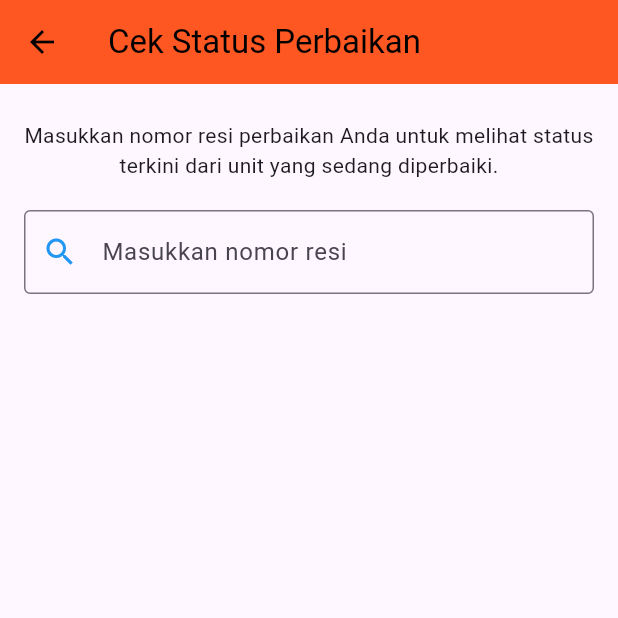
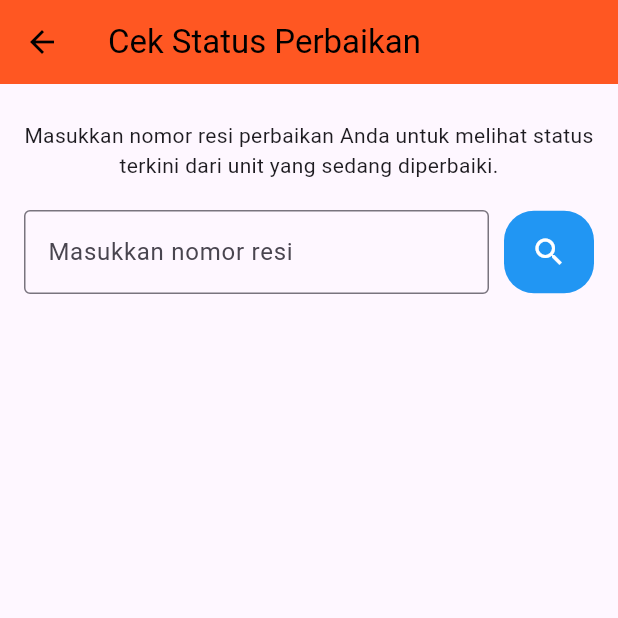
Before and after one commit to piezzy/flutter_selismolishoki, a Flutter app: the SearchReservationPage screen opened directly, on a phone screen of 412 x 824 dp, the top half of it. Run offline on Flutter 3.47's test engine with Material 3 defaults, Android fonts, the phone set to English and light mode, and no system bars; our stand-ins replace carousel_slider, flutter_map, geolocator, image_picker, latlong2.

Commit message:
CekStatus.dart

```diff
--- a/lib/screens/CekStatus.dart
+++ b/lib/screens/CekStatus.dart
@@ -9,7 +9,7 @@ class MyApp extends StatelessWidget {
   Widget build(BuildContext context) {
     return MaterialApp(
       debugShowCheckedModeBanner: false,
-      title: 'cek status',
+      title: 'Cek Status',
       theme: ThemeData(
         primarySwatch: Colors.deepOrange,
       ),
@@ -46,15 +46,31 @@ class SearchReservationPage extends StatelessWidget {
               ),
             ),
             SizedBox(height: 20),
-            TextField(
-              decoration: InputDecoration(
-                labelText: 'Masukkan nomor resi',
-                border: OutlineInputBorder(),
-                prefixIcon: Icon(
-                  Icons.search,
-                  color: Colors.blue,
+            Row(
+              children: [
+                Expanded(
+                  child: TextField(
+                    decoration: InputDecoration(
+                      labelText: 'Masukkan nomor resi',
+                      border: OutlineInputBorder(),
+                    ),
+                  ),
                 ),
-              ),
+                SizedBox(width: 10),
+                Container(
+                  height: 55, // tinggi
+                  width: 60,
+                  decoration: BoxDecoration(
+                    color: Colors.blue,
+                    borderRadius: BorderRadius.circular(20),
+                  ),
+                  child: IconButton(
+                    icon: Icon(Icons.search, color: Colors.white),
+                    onPressed: () {
+                    },
+                  ),
+                ),
+              ],
             ),
           ],
         ),
```
